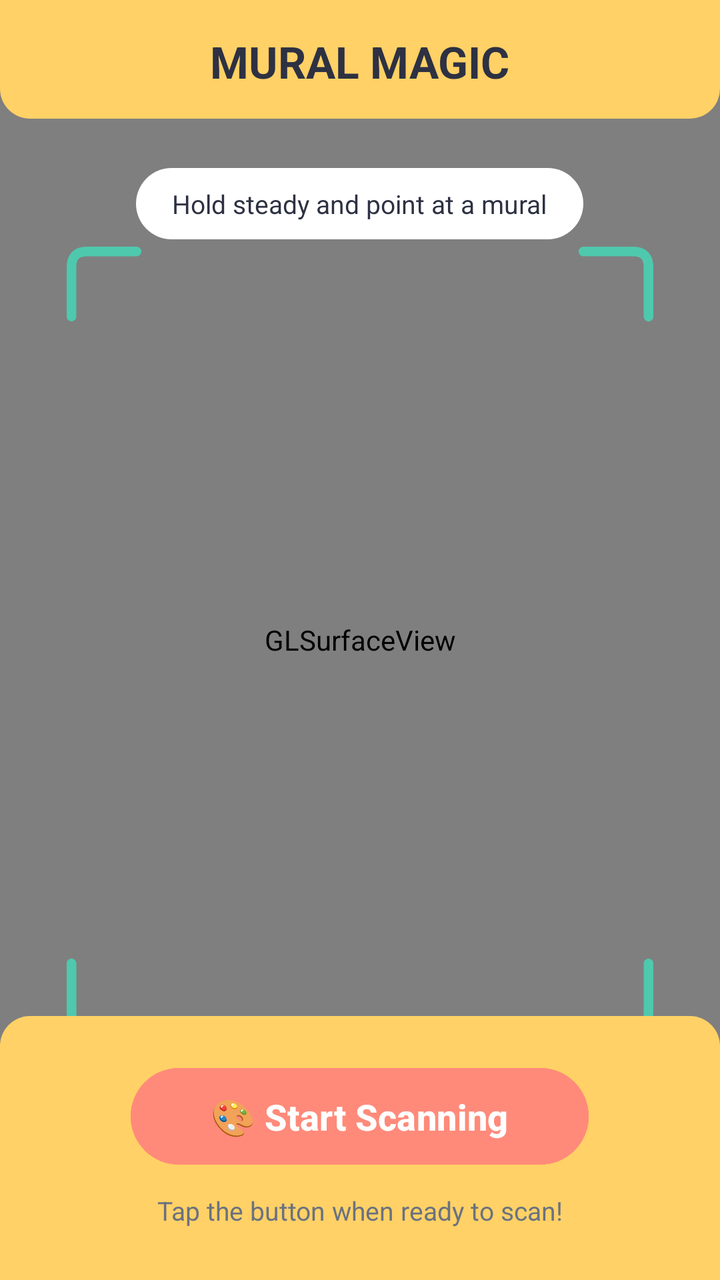
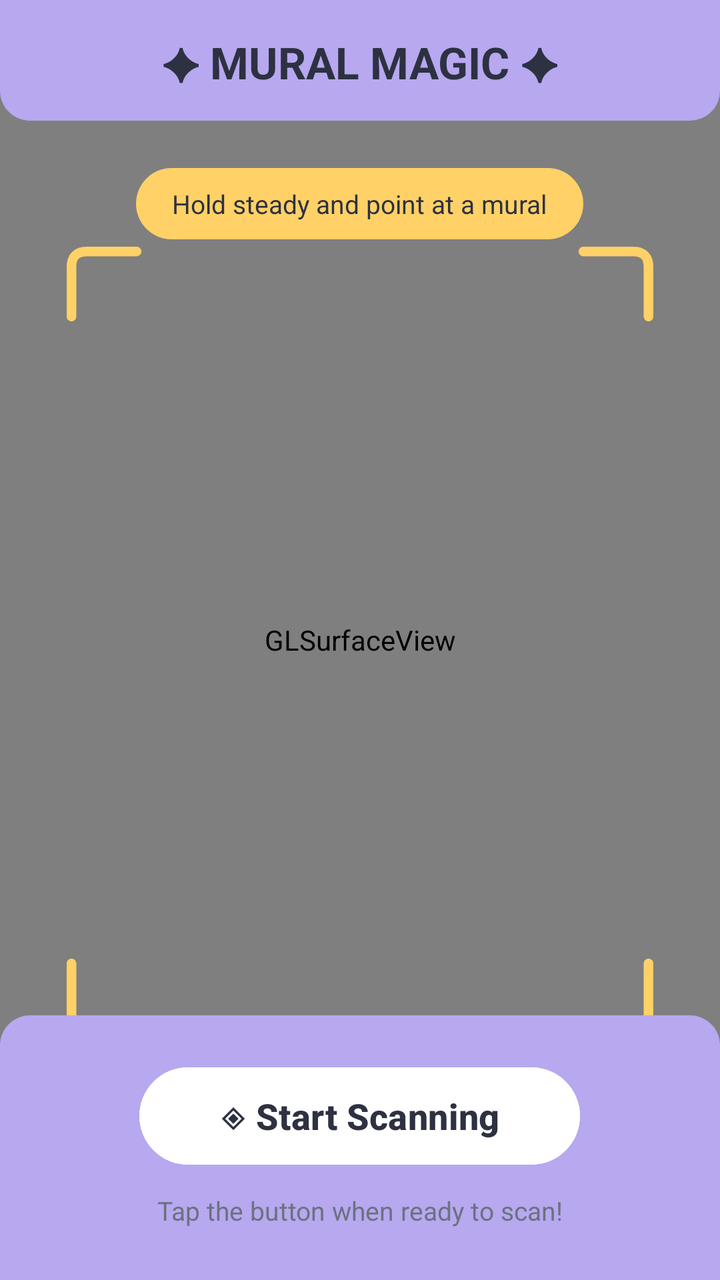

Two renders of the same Android screen: before a commit and after it. Below are the layout's source before the change and the commit's diff.
<!-- AndroidManifest.xml: application theme Theme.MuralAnimationApp -->
<!-- res/layout/activity_main.xml -->
<?xml version="1.0" encoding="utf-8"?>
<FrameLayout xmlns:android="http://schemas.android.com/apk/res/android"
    android:layout_width="match_parent"
    android:layout_height="match_parent"
    android:background="@color/surface">

    
    <android.opengl.GLSurfaceView
        android:id="@+id/surfaceView"
        android:layout_width="match_parent"
        android:layout_height="match_parent" />

    
    <LinearLayout
        android:layout_width="match_parent"
        android:layout_height="wrap_content"
        android:layout_gravity="top"
        android:background="@drawable/bg_panel_top"
        android:gravity="center"
        android:orientation="horizontal"
        android:paddingTop="16dp"
        android:paddingBottom="14dp">

        <TextView
            android:layout_width="wrap_content"
            android:layout_height="wrap_content"
            android:text="@string/title"
            android:textColor="@color/ink"
            android:textSize="22sp"
            android:textStyle="bold" />

    </LinearLayout>

    
    <LinearLayout
        android:layout_width="wrap_content"
        android:layout_height="wrap_content"
        android:layout_gravity="top|center_horizontal"
        android:layout_marginTop="84dp"
        android:background="@drawable/bg_tip_pill"
        android:gravity="center_vertical"
        android:orientation="horizontal"
        android:paddingStart="18dp"
        android:paddingEnd="18dp"
        android:paddingTop="9dp"
        android:paddingBottom="9dp">

        <TextView
            android:layout_width="wrap_content"
            android:layout_height="wrap_content"
            android:text="@string/scan_instruction2"
            android:textColor="@color/ink"
            android:textSize="13sp"/>

    </LinearLayout>

    
    <FrameLayout
        android:layout_width="300dp"
        android:layout_height="400dp"
        android:layout_gravity="center">

        <ImageView
            android:layout_width="46dp"
            android:layout_height="46dp"
            android:layout_gravity="top|start"
            android:rotation="0"
            android:src="@drawable/ic_scan_corner"
            android:contentDescription="@null" />

        <ImageView
            android:layout_width="46dp"
            android:layout_height="46dp"
            android:layout_gravity="top|end"
            android:rotation="90"
            android:src="@drawable/ic_scan_corner"
            android:contentDescription="@null" />

        <ImageView
            android:layout_width="46dp"
            android:layout_height="46dp"
            android:layout_gravity="bottom|end"
            android:rotation="180"
            android:src="@drawable/ic_scan_corner"
            android:contentDescription="@null" />

        <ImageView
            android:layout_width="46dp"
            android:layout_height="46dp"
            android:layout_gravity="bottom|start"
            android:rotation="270"
            android:src="@drawable/ic_scan_corner"
            android:contentDescription="@null" />

    </FrameLayout>

    
    <LinearLayout
        android:layout_width="match_parent"
        android:layout_height="wrap_content"
        android:layout_gravity="bottom"
        android:background="@drawable/bg_panel_bottom"
        android:gravity="center"
        android:orientation="vertical"
        android:paddingTop="22dp"
        android:paddingBottom="26dp">

        <Button
            android:id="@+id/btnScan"
            android:layout_width="wrap_content"
            android:layout_height="wrap_content"
            android:backgroundTint="@color/coral"
            android:paddingStart="40dp"
            android:paddingEnd="40dp"
            android:paddingTop="12dp"
            android:paddingBottom="12dp"
            android:stateListAnimator="@null"
            android:text="@string/start_scan"
            android:textColor="@color/surface"
            android:textSize="18sp"
            android:textStyle="bold" />
        
        <TextView
            android:layout_width="wrap_content"
            android:layout_height="wrap_content"
            android:layout_marginTop="10dp"
            android:text="@string/scan_instruction4"
            android:textColor="@color/muted"
            android:textSize="13sp" />

    </LinearLayout>

</FrameLayout>
<!-- resources referenced by this layout -->
<resources>
  <color name="coral">#FF8A7A</color>
  <color name="ink">#2D3142</color>
  <color name="muted">#6B7280</color>
  <color name="surface">#FFFFFF</color>
  <!-- drawable bg_panel_bottom (drawable) -->
  <?xml version="1.0" encoding="utf-8"?>
  <shape xmlns:android="http://schemas.android.com/apk/res/android"
      android:shape="rectangle">
      <solid android:color="@color/sunshine" />
      <corners
          android:topLeftRadius="15dp"
          android:topRightRadius="15dp" />
  </shape>
  <!-- drawable bg_panel_top (drawable) -->
  <?xml version="1.0" encoding="utf-8"?>
  <shape xmlns:android="http://schemas.android.com/apk/res/android"
      android:shape="rectangle">
      <solid android:color="@color/sunshine" />
      <corners
          android:bottomLeftRadius="15dp"
          android:bottomRightRadius="15dp" />
  </shape>
  <!-- drawable bg_tip_pill (drawable) -->
  <?xml version="1.0" encoding="utf-8"?>
  <shape xmlns:android="http://schemas.android.com/apk/res/android"
      android:shape="rectangle">
      <solid android:color="@color/surface" />
      <corners android:radius="22dp" />
  </shape>
  <!-- drawable ic_scan_corner (drawable) -->
  <?xml version="1.0" encoding="utf-8"?>
  <vector xmlns:android="http://schemas.android.com/apk/res/android"
      android:width="46dp"
      android:height="46dp"
      android:viewportWidth="48"
      android:viewportHeight="48">
  
      <path
          android:pathData="M6,40 L6,14 Q6,6 14,6 L40,6"
          android:strokeColor="@color/mint"
          android:strokeWidth="5"
          android:strokeLineCap="round"
          android:strokeLineJoin="round" />
  
  </vector>
  <string name="scan_instruction2">Hold steady and point at a mural</string>
  <string name="scan_instruction4">Tap the button when ready to scan!</string>
  <string name="start_scan">🎨 Start Scanning</string>
  <string name="title">MURAL MAGIC</string>
  <style name="Theme.MuralAnimationApp" parent="Base.Theme.MuralAnimationApp" />
  <color name="sunshine">#FFD166</color>
  <color name="mint">#4FC9AE</color>
  <style name="Base.Theme.MuralAnimationApp" parent="Theme.Material3.DayNight.NoActionBar">
          
          
      </style>
</resources>

<!-- the commit's change to res/layout/activity_main.xml (unified diff, before → after) -->
@@ -109,14 +109,14 @@
             android:id="@+id/btnScan"
             android:layout_width="wrap_content"
             android:layout_height="wrap_content"
-            android:backgroundTint="@color/coral"
+            android:backgroundTint="@color/surface"
             android:paddingStart="40dp"
             android:paddingEnd="40dp"
             android:paddingTop="12dp"
             android:paddingBottom="12dp"
             android:stateListAnimator="@null"
             android:text="@string/start_scan"
-            android:textColor="@color/surface"
+            android:textColor="@color/ink"
             android:textSize="18sp"
             android:textStyle="bold" />
         
<!-- resource entries referenced after the edit -->
@@ -1,6 +1,5 @@
 <!-- resources referenced by this layout -->
 <resources>
-  <color name="coral">#FF8A7A</color>
   <color name="ink">#2D3142</color>
   <color name="muted">#6B7280</color>
   <color name="surface">#FFFFFF</color>
@@ -8,7 +7,7 @@
   <?xml version="1.0" encoding="utf-8"?>
   <shape xmlns:android="http://schemas.android.com/apk/res/android"
       android:shape="rectangle">
-      <solid android:color="@color/sunshine" />
+      <solid android:color="@color/lavender" />
       <corners
           android:topLeftRadius="15dp"
           android:topRightRadius="15dp" />
@@ -17,7 +16,7 @@
   <?xml version="1.0" encoding="utf-8"?>
   <shape xmlns:android="http://schemas.android.com/apk/res/android"
       android:shape="rectangle">
-      <solid android:color="@color/sunshine" />
+      <solid android:color="@color/lavender" />
       <corners
           android:bottomLeftRadius="15dp"
           android:bottomRightRadius="15dp" />
@@ -26,7 +25,7 @@
   <?xml version="1.0" encoding="utf-8"?>
   <shape xmlns:android="http://schemas.android.com/apk/res/android"
       android:shape="rectangle">
-      <solid android:color="@color/surface" />
+      <solid android:color="@color/sunshine" />
       <corners android:radius="22dp" />
   </shape>
   <!-- drawable ic_scan_corner (drawable) -->
@@ -39,7 +38,7 @@
   
       <path
           android:pathData="M6,40 L6,14 Q6,6 14,6 L40,6"
-          android:strokeColor="@color/mint"
+          android:strokeColor="@color/sunshine"
           android:strokeWidth="5"
           android:strokeLineCap="round"
           android:strokeLineJoin="round" />
@@ -47,11 +46,11 @@
   </vector>
   <string name="scan_instruction2">Hold steady and point at a mural</string>
   <string name="scan_instruction4">Tap the button when ready to scan!</string>
-  <string name="start_scan">🎨 Start Scanning</string>
-  <string name="title">MURAL MAGIC</string>
+  <string name="start_scan">◈ Start Scanning</string>
+  <string name="title">✦ MURAL MAGIC ✦</string>
   <style name="Theme.MuralAnimationApp" parent="Base.Theme.MuralAnimationApp" />
+  <color name="lavender">#B7A8F0</color>
   <color name="sunshine">#FFD166</color>
-  <color name="mint">#4FC9AE</color>
   <style name="Base.Theme.MuralAnimationApp" parent="Theme.Material3.DayNight.NoActionBar">
           
           
